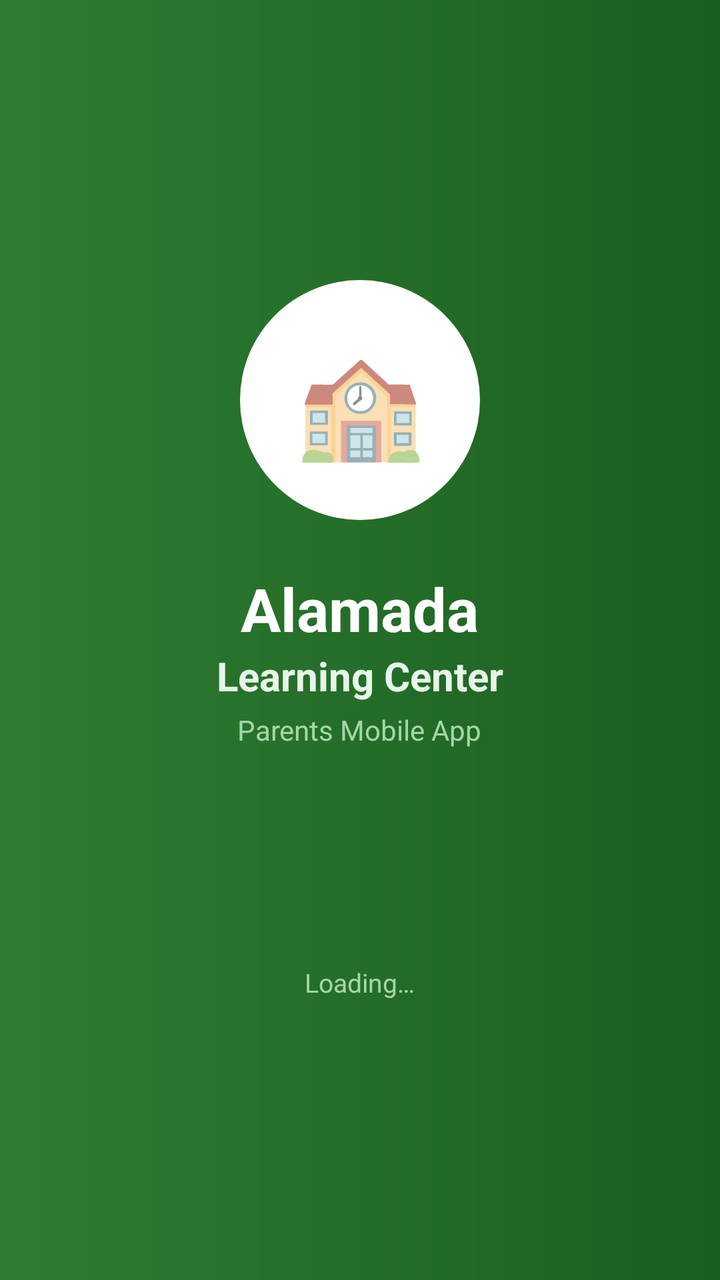
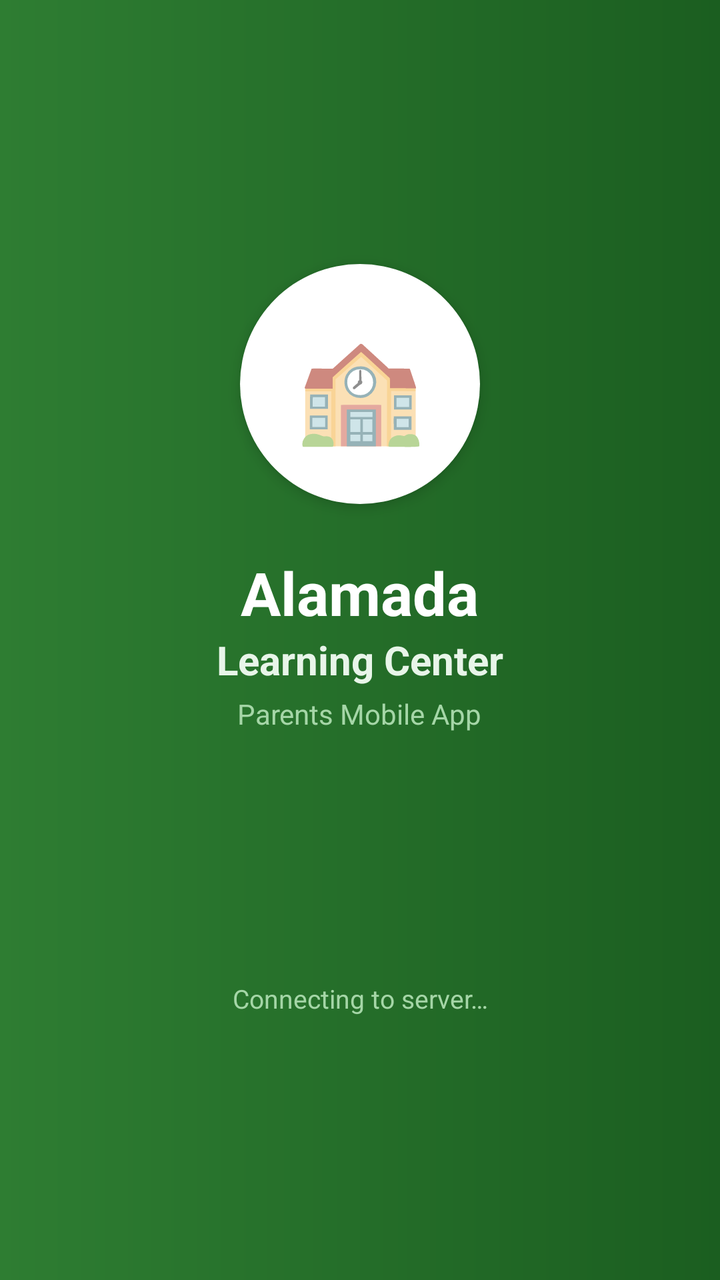

Before-and-after screenshots of an Android layout around one commit, followed by the original layout XML and the change that was made.
<!-- AndroidManifest.xml: activity theme Theme.AlamadaChildMonitor.Splash -->
<!-- res/layout/activity_splash.xml -->
<?xml version="1.0" encoding="utf-8"?>
<LinearLayout
    xmlns:android="http://schemas.android.com/apk/res/android"
    android:layout_width="match_parent"
    android:layout_height="match_parent"
    android:orientation="vertical"
    android:gravity="center"
    android:background="@drawable/header_green_gradient"
    android:padding="40dp">

    
    <LinearLayout
        android:layout_width="120dp"
        android:layout_height="120dp"
        android:background="@drawable/circle_white_bg"
        android:gravity="center"
        android:layout_marginBottom="24dp">
        <TextView
            android:layout_width="wrap_content"
            android:layout_height="wrap_content"
            android:text="🏫"
            android:textSize="52sp"/>
    </LinearLayout>

    <TextView
        android:layout_width="wrap_content"
        android:layout_height="wrap_content"
        android:text="Alamada"
        android:textColor="#FFFFFF"
        android:textSize="30sp"
        android:textStyle="bold"/>

    <TextView
        android:layout_width="wrap_content"
        android:layout_height="wrap_content"
        android:text="Learning Center"
        android:textColor="#E8F5E9"
        android:textSize="20sp"
        android:textStyle="bold"/>

    <TextView
        android:layout_width="wrap_content"
        android:layout_height="wrap_content"
        android:text="Parents Mobile App"
        android:textColor="#A5D6A7"
        android:textSize="14sp"
        android:fontStyle="italic"
        android:layout_marginTop="4dp"
        android:layout_marginBottom="48dp"/>

    <ProgressBar
        android:layout_width="wrap_content"
        android:layout_height="wrap_content"
        android:indeterminateTint="#FFFFFF"/>

    <TextView
        android:layout_width="wrap_content"
        android:layout_height="wrap_content"
        android:text="Loading…"
        android:textColor="#A5D6A7"
        android:textSize="13sp"
        android:layout_marginTop="12dp"/>
</LinearLayout>
<!-- resources referenced by this layout -->
<resources>
  <!-- drawable circle_white_bg (drawable) -->
  <?xml version="1.0" encoding="utf-8"?>
  <shape xmlns:android="http://schemas.android.com/apk/res/android"
      android:shape="oval">
      <solid android:color="#FFFFFF"/>
  </shape>
  <!-- drawable header_green_gradient (drawable) -->
  <?xml version="1.0" encoding="utf-8"?>
  <shape xmlns:android="http://schemas.android.com/apk/res/android"
      android:shape="rectangle">
      <gradient
          android:startColor="#1B5E20"
          android:endColor="#2E7D32"
          android:angle="180"
          android:type="linear"/>
  </shape>
  <style name="Theme.AlamadaChildMonitor.Splash" parent="Theme.AlamadaChildMonitor">
          <item name="android:windowBackground">@drawable/header_green_gradient</item>
          <item name="android:statusBarColor">@color/primary_dark</item>
      </style>
  <style name="Theme.AlamadaChildMonitor" parent="Theme.MaterialComponents.DayNight.NoActionBar">
          <item name="colorPrimary">@color/primary</item>
          <item name="colorPrimaryDark">@color/primary_dark</item>
          <item name="colorAccent">@color/accent</item>
          <item name="android:windowBackground">@color/background</item>
          <item name="android:statusBarColor">@color/primary_dark</item>
          <item name="android:navigationBarColor">@color/white</item>
      </style>
  <color name="primary_dark">    #1B5E20</color>
  <color name="primary">         #2E7D32</color>
  <color name="accent">          #FF6F00</color>
  <color name="background">      #F5F5F5</color>
  <color name="white">           #FFFFFF</color>
</resources>

<!-- the commit's change to res/layout/activity_splash.xml (unified diff, before → after) -->
@@ -14,7 +14,8 @@
         android:layout_height="120dp"
         android:background="@drawable/circle_white_bg"
         android:gravity="center"
-        android:layout_marginBottom="24dp">
+        android:layout_marginBottom="24dp"
+        android:elevation="4dp">
         <TextView
             android:layout_width="wrap_content"
             android:layout_height="wrap_content"
@@ -44,20 +45,25 @@
         android:text="Parents Mobile App"
         android:textColor="#A5D6A7"
         android:textSize="14sp"
-        android:fontStyle="italic"
         android:layout_marginTop="4dp"
-        android:layout_marginBottom="48dp"/>
+        android:layout_marginBottom="56dp"/>
 
+    
     <ProgressBar
         android:layout_width="wrap_content"
         android:layout_height="wrap_content"
-        android:indeterminateTint="#FFFFFF"/>
+        android:indeterminateTint="#FFFFFF"
+        android:layout_marginBottom="16dp"/>
 
+    
     <TextView
+        android:id="@+id/tv_splash_status"
         android:layout_width="wrap_content"
         android:layout_height="wrap_content"
-        android:text="Loading…"
+        android:text="Connecting to server…"
         android:textColor="#A5D6A7"
         android:textSize="13sp"
-        android:layout_marginTop="12dp"/>
+        android:gravity="center"
+        android:layout_marginTop="4dp"/>
+
 </LinearLayout>
